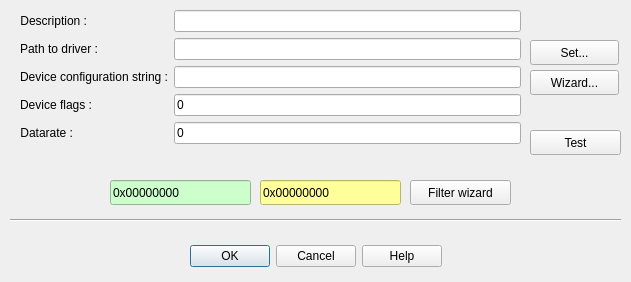
Above: src/cdlgconnsettingscanal.ui from grodansparadis/vscp-works-qt before the change. Below: the same form after it.
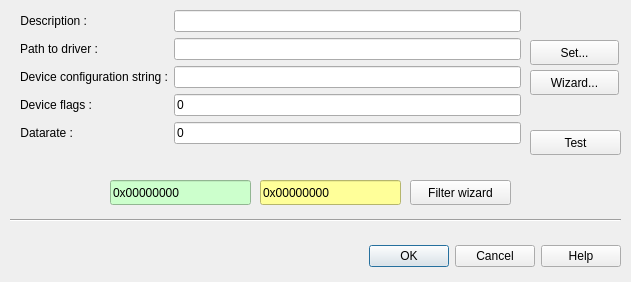
That is the form after the change.

What changed in the file:
```diff
--- a/src/cdlgconnsettingscanal.ui
+++ b/src/cdlgconnsettingscanal.ui
@@ -22,9 +22,9 @@
   <widget class="QDialogButtonBox" name="buttonBox">
    <property name="geometry">
     <rect>
-     <x>0</x>
+     <x>10</x>
      <y>240</y>
-     <width>631</width>
+     <width>611</width>
      <height>32</height>
     </rect>
    </property>
@@ -35,7 +35,7 @@
     <set>QDialogButtonBox::Cancel|QDialogButtonBox::Help|QDialogButtonBox::Ok</set>
    </property>
    <property name="centerButtons">
-    <bool>true</bool>
+    <bool>false</bool>
    </property>
   </widget>
   <widget class="QWidget" name="formLayoutWidget">
```
